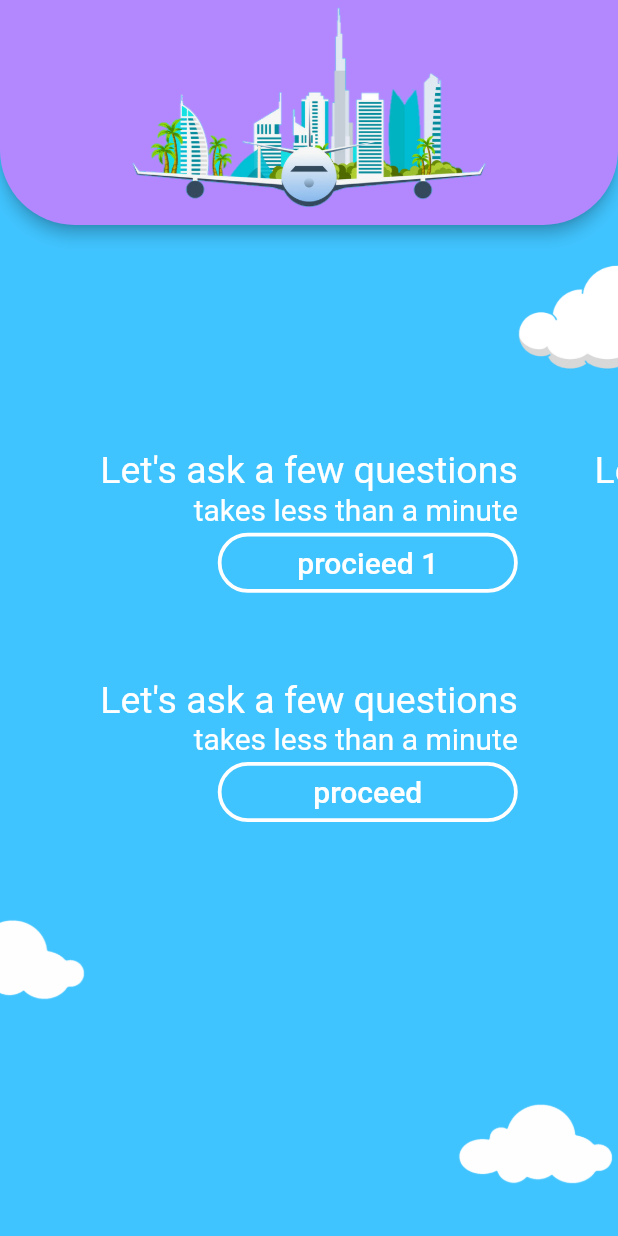
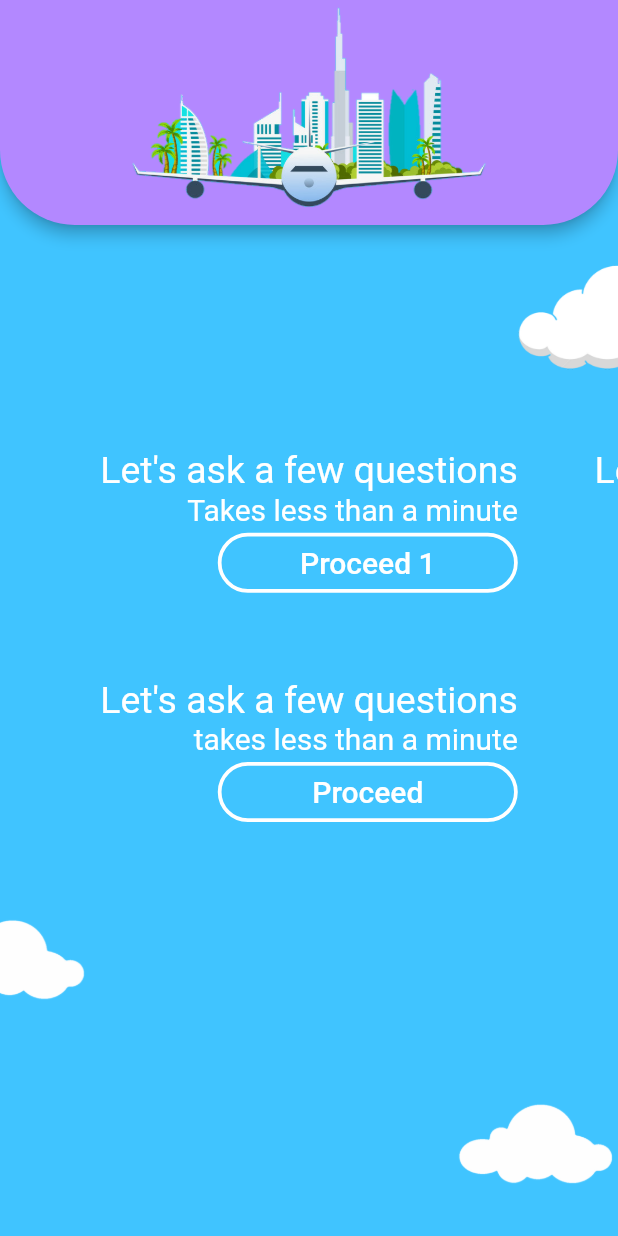
Before and after one commit to aakzsh/netravellers, a Flutter app: the screen it shows after launch, after a tap on "Start Exploring !", on a phone screen of 412 x 824 dp. Run offline on Flutter 3.47's test engine with Material 2 defaults, Android fonts, the light colour scheme and no system bars; drawn by our look-alikes of carousel_slider; our stand-ins replace cloud_firestore, firebase_core, firebase_storage, flip_card, webview_flutter; accounts and stored records are empty.

Commit message:
Fixed some grammer and gradle url change

```diff
--- a/lib/mainscreen.dart
+++ b/lib/mainscreen.dart
@@ -63,11 +63,11 @@ width: double.infinity,
                          crossAxisAlignment: CrossAxisAlignment.end,
                          children: <Widget>[
                            Text("Let's ask a few questions",style: TextStyle(fontSize: 25.0, color: Colors.white), ),
-                           Text("takes less than a minute",style: TextStyle(fontSize: 20.0, color: Colors.white),),
+                           Text("Takes less than a minute",style: TextStyle(fontSize: 20.0, color: Colors.white),),
                            MaterialButton(
 
                              elevation: 0.0,
-                             child: Text("procieed $i",
+                             child: Text("Proceed $i",
                                style: TextStyle(
                                    fontSize: 20.0,
                                    color: Colors.white
@@ -107,7 +107,7 @@ width: double.infinity,
                   MaterialButton(
 
                     elevation: 0.0,
-                    child: Text("proceed",
+                    child: Text("Proceed",
                       style: TextStyle(
                           fontSize: 20.0,
                           color: Colors.white
```
Also changed, not shown: 1 other file.
